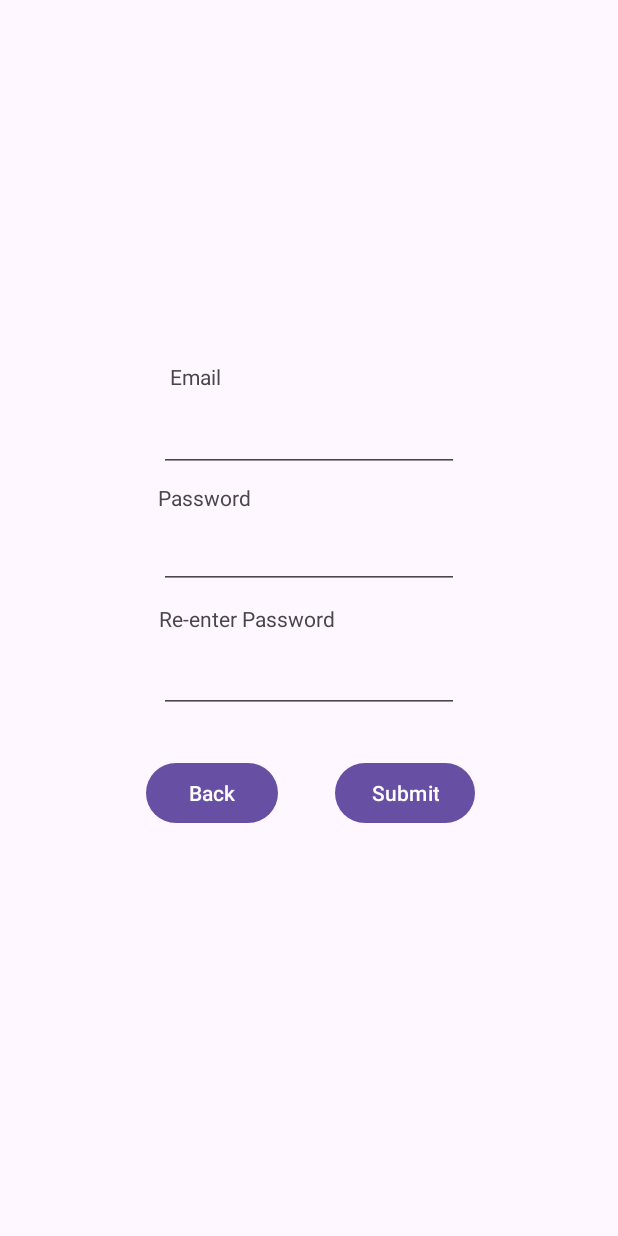
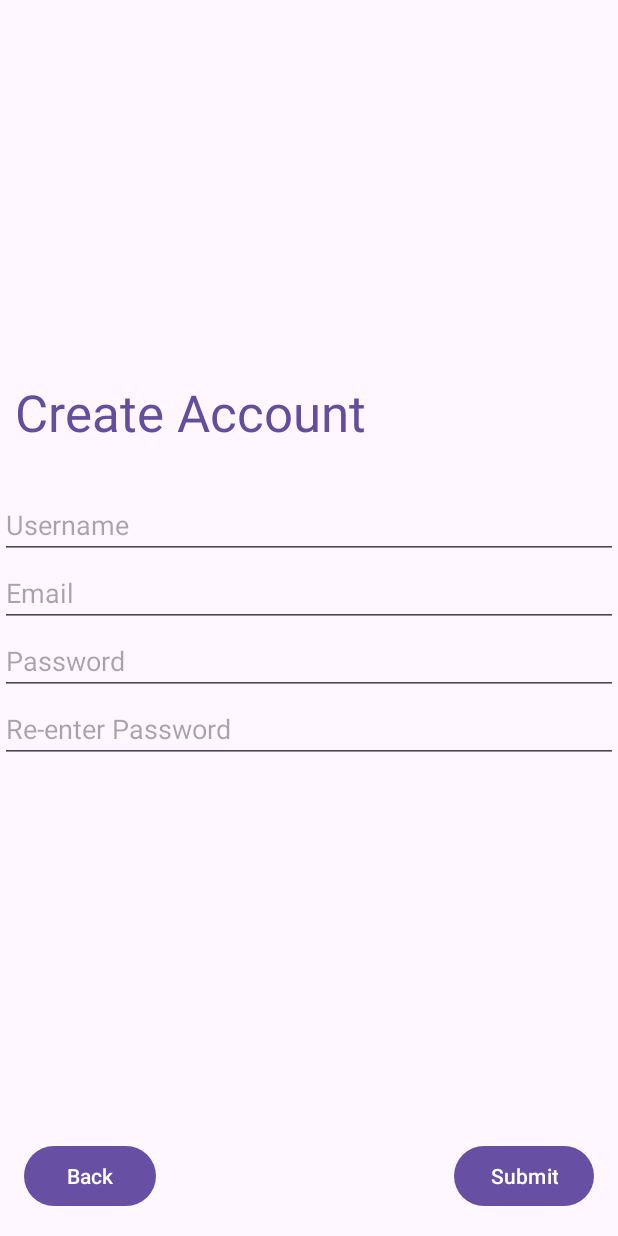
Before and after one commit to AnotherMichael8/CSE5236-Android-App, an Android app: the fragment CreateAccountFragment placed in its activity, on a phone screen of 412 x 824 dp. Run offline under Robolectric (Android 15) with nearby library versions, the phone set to English and light mode, and no system bars; our stand-ins replace Firebase (no records; nobody signed in at launch, a user with empty details on screens opened directly).

Commit message:
Altered create account fragment to add field for username and better design

```diff
--- a/app/src/main/res/layout/fragment_create_account.xml
+++ b/app/src/main/res/layout/fragment_create_account.xml
@@ -1,9 +1,9 @@
 <?xml version="1.0" encoding="utf-8"?>
 <FrameLayout xmlns:android="http://schemas.android.com/apk/res/android"
+    xmlns:app="http://schemas.android.com/apk/res-auto"
     xmlns:tools="http://schemas.android.com/tools"
     android:layout_width="match_parent"
     android:layout_height="match_parent"
-    xmlns:app="http://schemas.android.com/apk/res-auto"
     tools:context=".ui.fragment.CreateAccountFragment">
 
 
@@ -11,95 +11,74 @@
         android:layout_width="match_parent"
         android:layout_height="match_parent">
 
-        <TextView
-            android:id="@+id/textView"
-            android:layout_width="wrap_content"
-            android:layout_height="wrap_content"
-            android:text="@string/email"
-            app:layout_constraintBottom_toBottomOf="parent"
-            app:layout_constraintTop_toTopOf="parent"
-            app:layout_constraintStart_toStartOf="parent"
-            app:layout_constraintEnd_toEndOf="parent"
-            app:layout_constraintVertical_bias=".3"
-            app:layout_constraintHorizontal_bias="0.3"
-            />
-        <EditText
-            android:id="@+id/ditCreateUsername"
-            android:layout_width="200dp"
-            android:layout_height="40dp"
-            app:layout_constraintBottom_toBottomOf="parent"
-            app:layout_constraintTop_toTopOf="parent"
-            app:layout_constraintStart_toStartOf="parent"
-            app:layout_constraintEnd_toEndOf="parent"
-            app:layout_constraintVertical_bias=".35"
-            />
-
-        <TextView
-            android:layout_width="wrap_content"
-            android:layout_height="wrap_content"
-            android:text="@string/password_registration_text"
-            app:layout_constraintBottom_toBottomOf="parent"
-            app:layout_constraintTop_toTopOf="parent"
-            app:layout_constraintStart_toStartOf="parent"
-            app:layout_constraintEnd_toEndOf="parent"
-            app:layout_constraintVertical_bias=".4"
-            app:layout_constraintHorizontal_bias=".3"
-            />
-        <EditText
-            android:id="@+id/ditCreatePassword"
-            android:layout_width="200dp"
-            android:layout_height="40dp"
-            app:layout_constraintBottom_toBottomOf="parent"
-            app:layout_constraintTop_toTopOf="parent"
-            app:layout_constraintStart_toStartOf="parent"
-            app:layout_constraintEnd_toEndOf="parent"
-            app:layout_constraintVertical_bias=".45"
-            />
-
-        <TextView
-            android:layout_width="wrap_content"
-            android:layout_height="wrap_content"
-            android:text="@string/reenter_password_registration_text"
-            app:layout_constraintBottom_toBottomOf="parent"
-            app:layout_constraintTop_toTopOf="parent"
-            app:layout_constraintStart_toStartOf="parent"
-            app:layout_constraintEnd_toEndOf="parent"
-            app:layout_constraintHorizontal_bias=".36"
-            />
-        <EditText
-            android:id="@+id/ditReenterPassword"
-            android:layout_width="200dp"
-            android:layout_height="40dp"
-            app:layout_constraintBottom_toBottomOf="parent"
-            app:layout_constraintTop_toTopOf="parent"
-            app:layout_constraintStart_toStartOf="parent"
-            app:layout_constraintEnd_toEndOf="parent"
-            app:layout_constraintVertical_bias=".555"
-            />
         <Button
             android:id="@+id/btnCreateAccount"
             android:layout_width="wrap_content"
             android:layout_height="wrap_content"
+            android:layout_marginEnd="16dp"
+            android:layout_marginBottom="16dp"
             android:text="@string/submit_button_text"
             app:layout_constraintBottom_toBottomOf="parent"
-            app:layout_constraintTop_toTopOf="parent"
-            app:layout_constraintStart_toStartOf="parent"
-            app:layout_constraintEnd_toEndOf="parent"
-            app:layout_constraintVertical_bias=".65"
-            app:layout_constraintHorizontal_bias=".7"
-            />
+            app:layout_constraintEnd_toEndOf="parent" />
+
         <Button
             android:id="@+id/tourMakerBackButton"
             android:layout_width="wrap_content"
             android:layout_height="wrap_content"
+            android:layout_marginStart="16dp"
+            android:layout_marginBottom="16dp"
             android:text="@string/back_button_text"
             app:layout_constraintBottom_toBottomOf="parent"
-            app:layout_constraintTop_toTopOf="parent"
+            app:layout_constraintStart_toStartOf="parent" />
+
+        <LinearLayout
+            android:layout_width="0dp"
+            android:layout_height="wrap_content"
+            android:orientation="vertical"
+            app:layout_constraintBottom_toTopOf="@+id/btnCreateAccount"
+            app:layout_constraintEnd_toEndOf="parent"
             app:layout_constraintStart_toStartOf="parent"
-            app:layout_constraintEnd_toEndOf="parent"
-            app:layout_constraintVertical_bias=".65"
-            app:layout_constraintHorizontal_bias=".3"
-            />
+            app:layout_constraintTop_toTopOf="parent">
+
+            <TextView
+                android:layout_width="match_parent"
+                android:layout_height="wrap_content"
+                android:paddingStart="10dp"
+                android:paddingBottom="30dp"
+                android:text="@string/create_account"
+                android:textColor="@color/google_purple"
+                android:textSize="34sp" />
+
+
+            <EditText
+                android:id="@+id/txtEnterUsername"
+                android:layout_width="match_parent"
+                android:layout_height="wrap_content"
+                android:hint="@string/username_registration_text" />
+
+
+            <EditText
+                android:id="@+id/ditCreateUsername"
+                android:layout_width="match_parent"
+                android:layout_height="wrap_content"
+                android:hint="@string/email" />
+
+
+            <EditText
+                android:id="@+id/ditCreatePassword"
+                android:layout_width="match_parent"
+                android:layout_height="wrap_content"
+                android:hint="@string/password_registration_text" />
+
+
+            <EditText
+                android:id="@+id/ditReenterPassword"
+                android:layout_width="match_parent"
+                android:layout_height="wrap_content"
+                android:hint="@string/reenter_password_registration_text" />
+
+
+        </LinearLayout>
 
     </androidx.constraintlayout.widget.ConstraintLayout>
 </FrameLayout>
```
